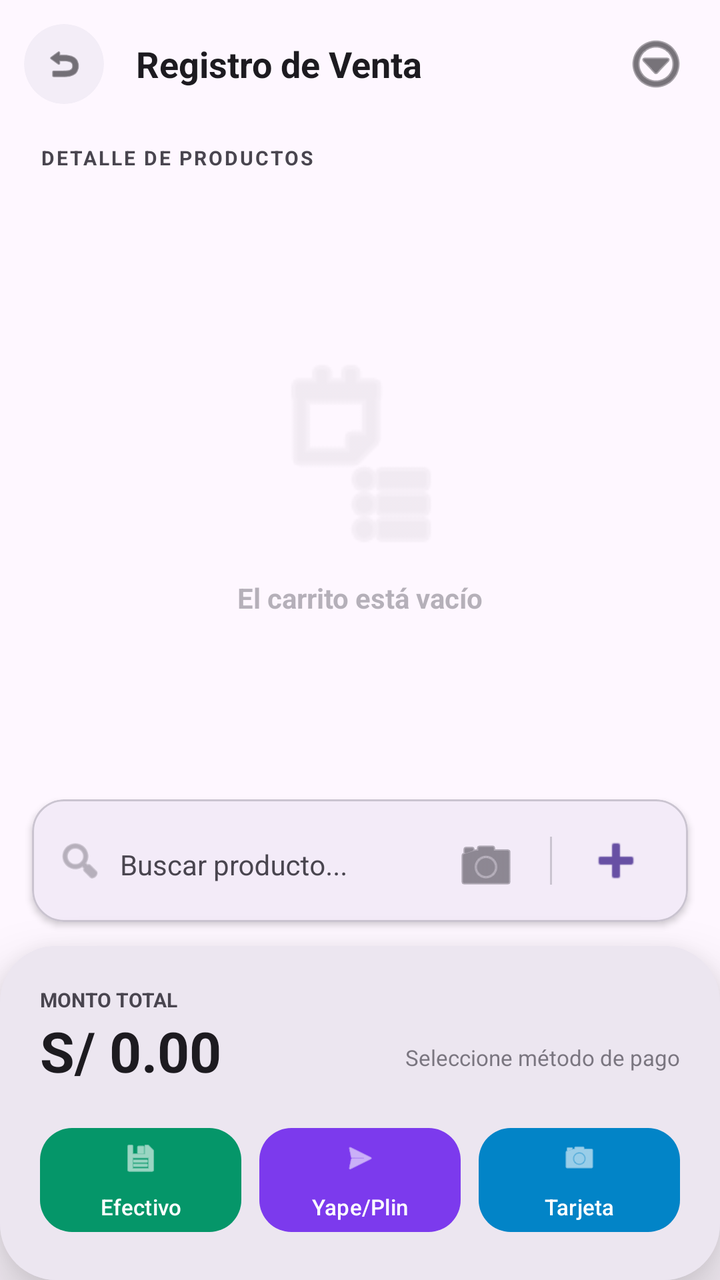
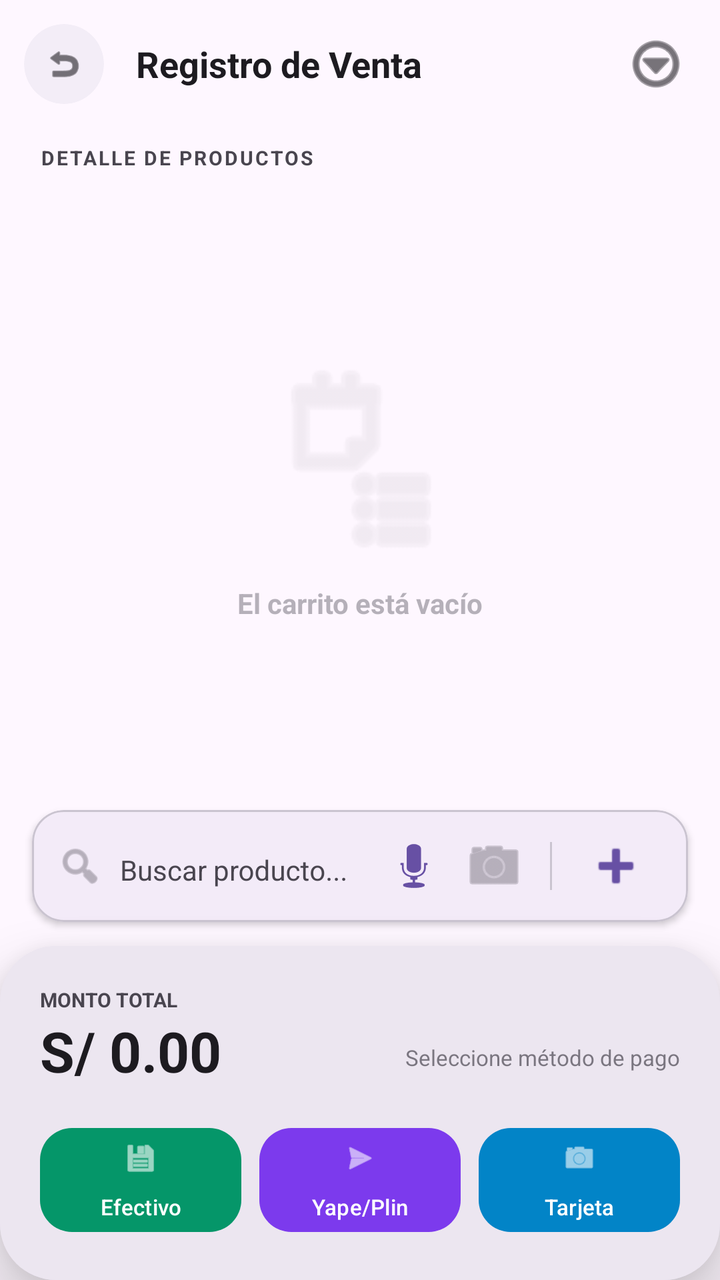

The first picture is an Android layout as it rendered before a commit; the second is the same layout after the commit. The layout source and the unified diff follow.
<!-- AndroidManifest.xml: application theme Theme.Naxor -->
<!-- res/layout/activity_ventas.xml -->
<?xml version="1.0" encoding="utf-8"?>
<androidx.drawerlayout.widget.DrawerLayout xmlns:android="http://schemas.android.com/apk/res/android"
    xmlns:app="http://schemas.android.com/apk/res-auto"
    android:id="@+id/drawerLayoutVentas"
    android:layout_width="match_parent"
    android:layout_height="match_parent">

    <androidx.constraintlayout.widget.ConstraintLayout
        android:layout_width="match_parent"
        android:layout_height="match_parent"
        android:background="?attr/colorSurface">

        
        <LinearLayout
            android:id="@+id/headerVentas"
            android:layout_width="match_parent"
            android:layout_height="wrap_content"
            android:orientation="horizontal"
            android:gravity="center_vertical"
            android:padding="12dp"
            app:layout_constraintTop_toTopOf="parent">

            <com.google.android.material.card.MaterialCardView
                android:id="@+id/btnBackVentas"
                android:layout_width="40dp"
                android:layout_height="40dp"
                app:cardBackgroundColor="?attr/colorSurfaceContainer"
                app:cardCornerRadius="20dp"
                app:cardElevation="0dp"
                app:strokeWidth="0dp"
                android:clickable="true"
                android:focusable="true">
                <ImageView
                    android:layout_width="20dp"
                    android:layout_height="20dp"
                    android:layout_gravity="center"
                    android:src="@android:drawable/ic_menu_revert"
                    app:tint="?attr/colorOnSurface"
                    android:contentDescription="Regresar" />
            </com.google.android.material.card.MaterialCardView>

            <TextView
                android:layout_width="0dp"
                android:layout_height="wrap_content"
                android:layout_weight="1"
                android:text="Registro de Venta"
                android:textSize="18sp"
                android:textStyle="bold"
                android:textColor="?attr/colorOnSurface"
                android:layout_marginStart="16dp" />

            <ImageButton
                android:id="@+id/btnOpenMenuVentas"
                android:layout_width="40dp"
                android:layout_height="40dp"
                android:background="?attr/selectableItemBackgroundBorderless"
                android:src="@android:drawable/ic_menu_more"
                app:tint="?attr/colorOnSurface" />
        </LinearLayout>

        
        <TextView
            android:id="@+id/tvLabelCarrito"
            android:layout_width="wrap_content"
            android:layout_height="wrap_content"
            android:text="DETALLE DE PRODUCTOS"
            android:textSize="10sp"
            android:textStyle="bold"
            android:letterSpacing="0.1"
            android:textColor="?attr/colorOnSurfaceVariant"
            android:layout_marginStart="20dp"
            android:layout_marginTop="8dp"
            app:layout_constraintTop_toBottomOf="@id/headerVentas"
            app:layout_constraintStart_toStartOf="parent" />

        <androidx.recyclerview.widget.RecyclerView
            android:id="@+id/rvCartItems"
            android:layout_width="match_parent"
            android:layout_height="0dp"
            android:layout_marginTop="8dp"
            android:paddingHorizontal="16dp"
            android:clipToPadding="false"
            android:paddingBottom="16dp"
            app:layout_constraintBottom_toTopOf="@id/cardSearch"
            app:layout_constraintTop_toBottomOf="@id/tvLabelCarrito" />

        
        <com.google.android.material.card.MaterialCardView
            android:id="@+id/cardSearch"
            android:layout_width="match_parent"
            android:layout_height="wrap_content"
            android:layout_marginHorizontal="16dp"
            android:layout_marginBottom="12dp"
            app:cardCornerRadius="16dp"
            app:cardElevation="2dp"
            app:strokeWidth="1dp"
            app:strokeColor="?attr/colorOutlineVariant"
            app:layout_constraintBottom_toTopOf="@id/cardPaymentFooter">

            <LinearLayout
                android:layout_width="match_parent"
                android:layout_height="wrap_content"
                android:orientation="horizontal"
                android:gravity="center_vertical"
                android:paddingHorizontal="12dp"
                android:paddingVertical="4dp">

                <ImageView
                    android:layout_width="24dp"
                    android:layout_height="24dp"
                    android:src="@android:drawable/ic_menu_search"
                    app:tint="?attr/colorOnSurfaceVariant"
                    android:alpha="0.6"
                    android:layout_marginEnd="8dp" />

                <com.google.android.material.textfield.TextInputLayout
                    android:id="@+id/layoutVentaBusqueda"
                    style="@style/Widget.Material3.TextInputLayout.OutlinedBox.Dense"
                    android:layout_width="0dp"
                    android:layout_weight="1"
                    android:layout_height="wrap_content"
                    app:boxStrokeWidth="0dp"
                    app:boxStrokeWidthFocused="0dp"
                    app:hintEnabled="true"
                    app:hintAnimationEnabled="true"
                    app:endIconMode="custom"
                    app:endIconDrawable="@android:drawable/ic_menu_camera">
                    <com.google.android.material.textfield.MaterialAutoCompleteTextView
                        android:id="@+id/autoVentaBusqueda"
                        android:layout_width="match_parent"
                        android:layout_height="wrap_content"
                        android:hint="Buscar producto..."
                        android:inputType="text"
                        android:textSize="14sp"
                        android:padding="0dp"
                        android:background="@android:color/transparent"
                        android:completionThreshold="1" />
                </com.google.android.material.textfield.TextInputLayout>

                <View
                    android:layout_width="1dp"
                    android:layout_height="24dp"
                    android:background="?attr/colorOutlineVariant"
                    android:layout_marginHorizontal="8dp" />

                <ImageButton
                    android:id="@+id/btnQuickAddManual"
                    android:layout_width="48dp"
                    android:layout_height="48dp"
                    android:background="?attr/selectableItemBackgroundBorderless"
                    android:src="@android:drawable/ic_input_add"
                    app:tint="?attr/colorPrimary" />
            </LinearLayout>
        </com.google.android.material.card.MaterialCardView>

        
        <com.google.android.material.card.MaterialCardView
            android:id="@+id/cardPaymentFooter"
            android:layout_width="match_parent"
            android:layout_height="wrap_content"
            app:cardCornerRadius="28dp"
            app:cardElevation="16dp"
            app:strokeWidth="0dp"
            app:layout_constraintBottom_toBottomOf="parent">

            <LinearLayout
                android:layout_width="match_parent"
                android:layout_height="wrap_content"
                android:orientation="vertical"
                android:padding="20dp"
                android:background="?attr/colorSurfaceContainerHigh">

                <LinearLayout
                    android:layout_width="match_parent"
                    android:layout_height="wrap_content"
                    android:orientation="horizontal"
                    android:gravity="bottom"
                    android:layout_marginBottom="16dp">

                    <LinearLayout
                        android:layout_width="0dp"
                        android:layout_height="wrap_content"
                        android:layout_weight="1"
                        android:orientation="vertical">
                        <TextView
                            android:layout_width="wrap_content"
                            android:layout_height="wrap_content"
                            android:text="MONTO TOTAL"
                            android:textSize="10sp"
                            android:textStyle="bold"
                            android:textColor="?attr/colorOnSurfaceVariant" />
                        <TextView
                            android:id="@+id/tvVentaTotalDinamico"
                            android:layout_width="wrap_content"
                            android:layout_height="wrap_content"
                            android:text="S/ 0.00"
                            android:textSize="28sp"
                            android:textStyle="bold"
                            android:textColor="?attr/colorOnSurface" />
                    </LinearLayout>

                    <TextView
                        android:layout_width="wrap_content"
                        android:layout_height="wrap_content"
                        android:text="Seleccione método de pago"
                        android:textSize="11sp"
                        android:textColor="?attr/colorOnSurfaceVariant"
                        android:alpha="0.7"
                        android:layout_marginBottom="4dp" />
                </LinearLayout>

                
                <LinearLayout
                    android:layout_width="match_parent"
                    android:layout_height="wrap_content"
                    android:orientation="horizontal">

                    <com.google.android.material.button.MaterialButton
                        android:id="@+id/btnPayCash"
                        android:layout_width="0dp"
                        android:layout_weight="1"
                        android:layout_height="60dp"
                        android:text="Efectivo"
                        android:textSize="11sp"
                        app:icon="@android:drawable/ic_menu_save"
                        app:iconGravity="top"
                        android:layout_marginEnd="6dp"
                        app:backgroundTint="@color/emerald_600"
                        app:iconTint="@android:color/white"
                        android:textColor="@android:color/white"
                        app:cornerRadius="16dp" />

                    <com.google.android.material.button.MaterialButton
                        android:id="@+id/btnPayDigital"
                        android:layout_width="0dp"
                        android:layout_weight="1"
                        android:layout_height="60dp"
                        android:text="Yape/Plin"
                        android:textSize="11sp"
                        app:icon="@android:drawable/ic_menu_send"
                        app:iconGravity="top"
                        android:layout_marginHorizontal="3dp"
                        app:backgroundTint="#7C3AED"
                        app:iconTint="@android:color/white"
                        android:textColor="@android:color/white"
                        app:cornerRadius="16dp" />

                    <com.google.android.material.button.MaterialButton
                        android:id="@+id/btnPayCard"
                        android:layout_width="0dp"
                        android:layout_weight="1"
                        android:layout_height="60dp"
                        android:text="Tarjeta"
                        android:textSize="11sp"
                        app:icon="@android:drawable/ic_menu_camera"
                        app:iconGravity="top"
                        android:layout_marginStart="6dp"
                        app:backgroundTint="#0284C7"
                        app:iconTint="@android:color/white"
                        android:textColor="@android:color/white"
                        app:cornerRadius="16dp" />
                </LinearLayout>

            </LinearLayout>
        </com.google.android.material.card.MaterialCardView>

        
        <LinearLayout
            android:id="@+id/layoutEmptyCart"
            android:layout_width="wrap_content"
            android:layout_height="wrap_content"
            android:orientation="vertical"
            android:gravity="center"
            app:layout_constraintBottom_toTopOf="@id/cardSearch"
            app:layout_constraintEnd_toEndOf="parent"
            app:layout_constraintStart_toStartOf="parent"
            app:layout_constraintTop_toBottomOf="@id/tvLabelCarrito">

            <ImageView
                android:layout_width="100dp"
                android:layout_height="100dp"
                android:src="@android:drawable/ic_menu_agenda"
                android:alpha="0.1"
                app:tint="?attr/colorOnSurface" />
            <TextView
                android:layout_width="wrap_content"
                android:layout_height="wrap_content"
                android:layout_marginTop="12dp"
                android:text="El carrito está vacío"
                android:textSize="14sp"
                android:textStyle="bold"
                android:textColor="?attr/colorOnSurfaceVariant"
                android:alpha="0.4" />
        </LinearLayout>

    </androidx.constraintlayout.widget.ConstraintLayout>

    
    <com.google.android.material.navigation.NavigationView
        android:id="@+id/navigationViewVentas"
        android:layout_width="wrap_content"
        android:layout_height="match_parent"
        android:layout_gravity="end"
        app:menu="@menu/menu_ventas_drawer"
        app:headerLayout="@layout/drawer_header_simple" />

</androidx.drawerlayout.widget.DrawerLayout>
<!-- res/layout/drawer_header_simple.xml (included above) -->
<?xml version="1.0" encoding="utf-8"?>
<LinearLayout xmlns:android="http://schemas.android.com/apk/res/android"
    android:layout_width="match_parent"
    android:layout_height="160dp"
    android:background="?attr/colorPrimary"
    android:gravity="bottom"
    android:orientation="vertical"
    android:padding="24dp">

    <TextView
        android:layout_width="wrap_content"
        android:layout_height="wrap_content"
        android:text="NAXOR"
        android:textColor="@android:color/white"
        android:textSize="24sp"
        android:textStyle="bold"
        android:letterSpacing="0.1" />

    <TextView
        android:layout_width="wrap_content"
        android:layout_height="wrap_content"
        android:text="SISTEMA COMERCIAL INTEGRAL"
        android:textColor="@android:color/white"
        android:textSize="10sp"
        android:alpha="0.8"
        android:letterSpacing="0.2"
        android:layout_marginTop="2dp" />

</LinearLayout>
<!-- resources referenced by this layout -->
<resources>
  <color name="emerald_600">#059669</color>
  <style name="Theme.Naxor" parent="Base.Theme.Naxor" />
  <style name="Base.Theme.Naxor" parent="Theme.Material3.DayNight.NoActionBar">
          
          
      </style>
</resources>

<!-- the commit's change to res/layout/activity_ventas.xml (unified diff, before → after) -->
@@ -122,9 +122,7 @@
                     app:boxStrokeWidth="0dp"
                     app:boxStrokeWidthFocused="0dp"
                     app:hintEnabled="true"
-                    app:hintAnimationEnabled="true"
-                    app:endIconMode="custom"
-                    app:endIconDrawable="@android:drawable/ic_menu_camera">
+                    app:hintAnimationEnabled="true">
                     <com.google.android.material.textfield.MaterialAutoCompleteTextView
                         android:id="@+id/autoVentaBusqueda"
                         android:layout_width="match_parent"
@@ -136,6 +134,25 @@
                         android:background="@android:color/transparent"
                         android:completionThreshold="1" />
                 </com.google.android.material.textfield.TextInputLayout>
+
+                <ImageButton
+                    android:id="@+id/btnVoiceSearchVentas"
+                    android:layout_width="40dp"
+                    android:layout_height="40dp"
+                    android:src="@android:drawable/ic_btn_speak_now"
+                    android:background="?attr/selectableItemBackgroundBorderless"
+                    app:tint="?attr/colorPrimary"
+                    android:contentDescription="Voz" />
+
+                <ImageButton
+                    android:id="@+id/btnScanBarcodeVentas"
+                    android:layout_width="40dp"
+                    android:layout_height="40dp"
+                    android:src="@android:drawable/ic_menu_camera"
+                    android:background="?attr/selectableItemBackgroundBorderless"
+                    app:tint="?attr/colorOnSurfaceVariant"
+                    android:alpha="0.6"
+                    android:contentDescription="Escanear" />
 
                 <View
                     android:layout_width="1dp"
@@ -300,7 +317,7 @@
         android:id="@+id/navigationViewVentas"
         android:layout_width="wrap_content"
         android:layout_height="match_parent"
-        android:layout_gravity="end"
+        android:layout_gravity="start"
         app:menu="@menu/menu_ventas_drawer"
         app:headerLayout="@layout/drawer_header_simple" />
 
@@ -309,29 +326,20 @@
 <?xml version="1.0" encoding="utf-8"?>
 <LinearLayout xmlns:android="http://schemas.android.com/apk/res/android"
     android:layout_width="match_parent"
-    android:layout_height="160dp"
+    android:layout_height="80dp"
     android:background="?attr/colorPrimary"
-    android:gravity="bottom"
+    android:gravity="center_vertical"
     android:orientation="vertical"
-    android:padding="24dp">
-
-    <TextView
-        android:layout_width="wrap_content"
-        android:layout_height="wrap_content"
-        android:text="NAXOR"
-        android:textColor="@android:color/white"
-        android:textSize="24sp"
-        android:textStyle="bold"
-        android:letterSpacing="0.1" />
+    android:paddingHorizontal="24dp">
 
     <TextView
         android:layout_width="wrap_content"
         android:layout_height="wrap_content"
         android:text="SISTEMA COMERCIAL INTEGRAL"
         android:textColor="@android:color/white"
-        android:textSize="10sp"
-        android:alpha="0.8"
-        android:letterSpacing="0.2"
-        android:layout_marginTop="2dp" />
+        android:textSize="11sp"
+        android:alpha="0.9"
+        android:textStyle="bold"
+        android:letterSpacing="0.1" />
 
 </LinearLayout>
